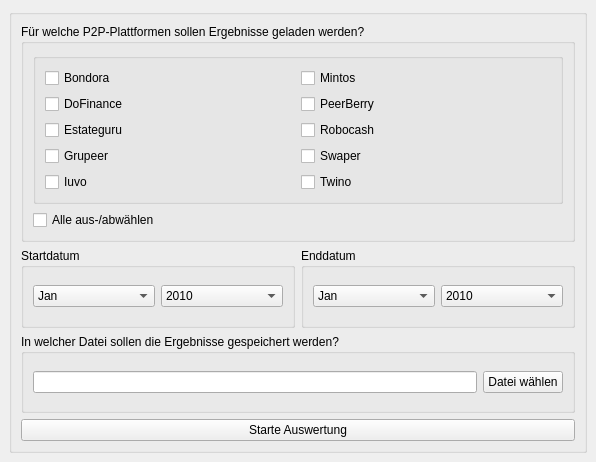
The window that easyp2p/ui/main_window.ui (Ceystyle/easyp2p) describes before a commit, drawn with Qt 5.
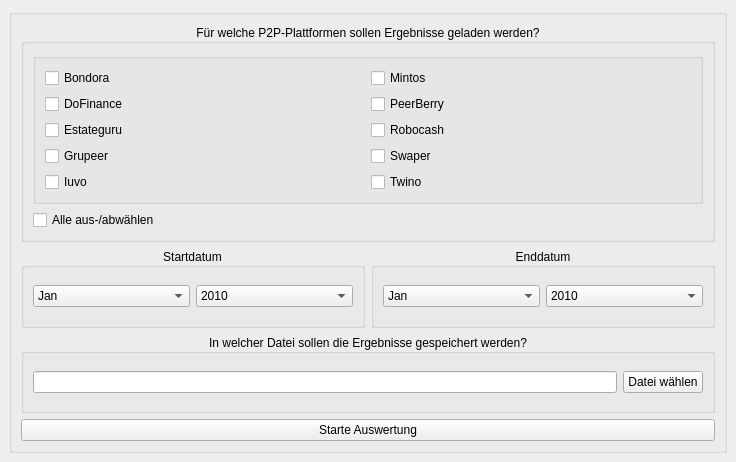
The same window after the commit.

```diff
--- a/easyp2p/ui/main_window.ui
+++ b/easyp2p/ui/main_window.ui
@@ -6,7 +6,7 @@
    <rect>
     <x>0</x>
     <y>0</y>
-    <width>596</width>
+    <width>736</width>
     <height>462</height>
    </rect>
   </property>
@@ -28,17 +28,13 @@
            <property name="title">
             <string>Für welche P2P-Plattformen sollen Ergebnisse geladen werden?</string>
            </property>
+           <property name="alignment">
+            <set>Qt::AlignCenter</set>
+           </property>
            <layout class="QVBoxLayout" name="verticalLayout_3">
             <item>
              <layout class="QGridLayout" name="gridLayout">
-              <item row="2" column="0">
-               <widget class="QCheckBox" name="check_box_select_all">
-                <property name="text">
-                 <string>Alle aus-/abwählen</string>
-                </property>
-               </widget>
-              </item>
-              <item row="0" column="0" rowspan="2" colspan="2">
+              <item row="1" column="0" colspan="2">
                <widget class="QGroupBox" name="group_box_platforms">
                 <property name="title">
                  <string/>
@@ -154,6 +150,13 @@
                 </layout>
                </widget>
               </item>
+              <item row="2" column="0" colspan="2">
+               <widget class="QCheckBox" name="check_box_select_all">
+                <property name="text">
+                 <string>Alle aus-/abwählen</string>
+                </property>
+               </widget>
+              </item>
              </layout>
             </item>
            </layout>
@@ -166,6 +169,9 @@
              <property name="title">
               <string>Startdatum</string>
              </property>
+             <property name="alignment">
+              <set>Qt::AlignCenter</set>
+             </property>
              <layout class="QVBoxLayout" name="verticalLayout_4">
               <item>
                <layout class="QHBoxLayout" name="horizontalLayout_3">
@@ -297,6 +303,9 @@
              <property name="title">
               <string>Enddatum</string>
              </property>
+             <property name="alignment">
+              <set>Qt::AlignCenter</set>
+             </property>
              <layout class="QHBoxLayout" name="horizontalLayout_5">
               <item>
                <layout class="QHBoxLayout" name="horizontalLayout_4">
@@ -430,6 +439,9 @@
            <property name="title">
             <string>In welcher Datei sollen die Ergebnisse gespeichert werden?</string>
            </property>
+           <property name="alignment">
+            <set>Qt::AlignCenter</set>
+           </property>
            <layout class="QVBoxLayout" name="verticalLayout_5">
             <item>
              <layout class="QHBoxLayout" name="horizontalLayout_6">
```
